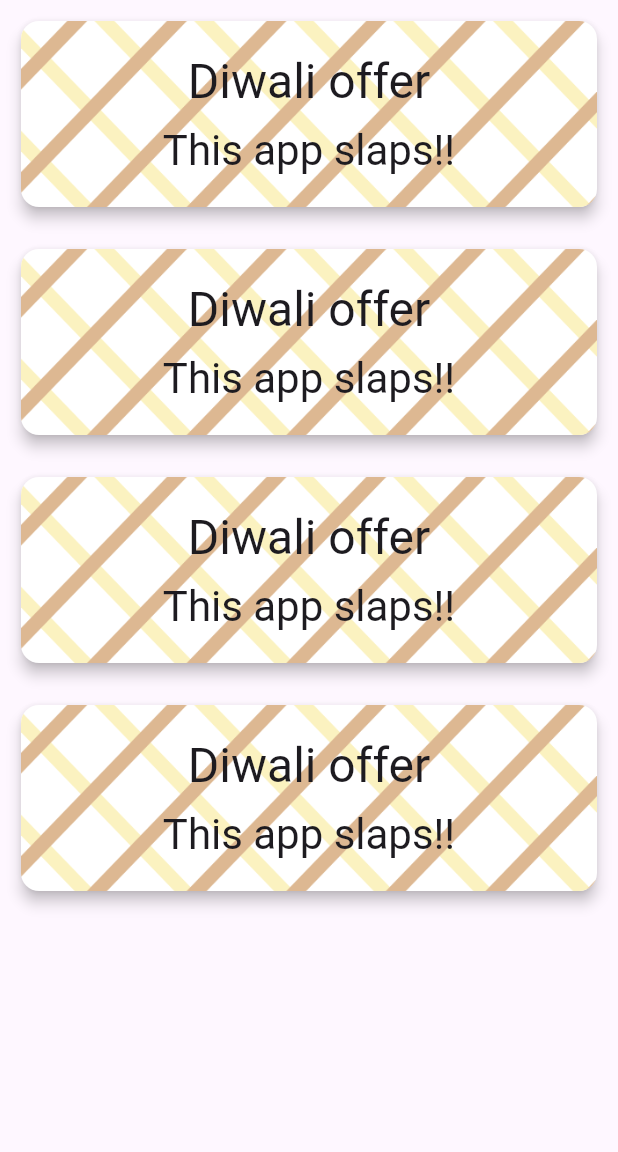
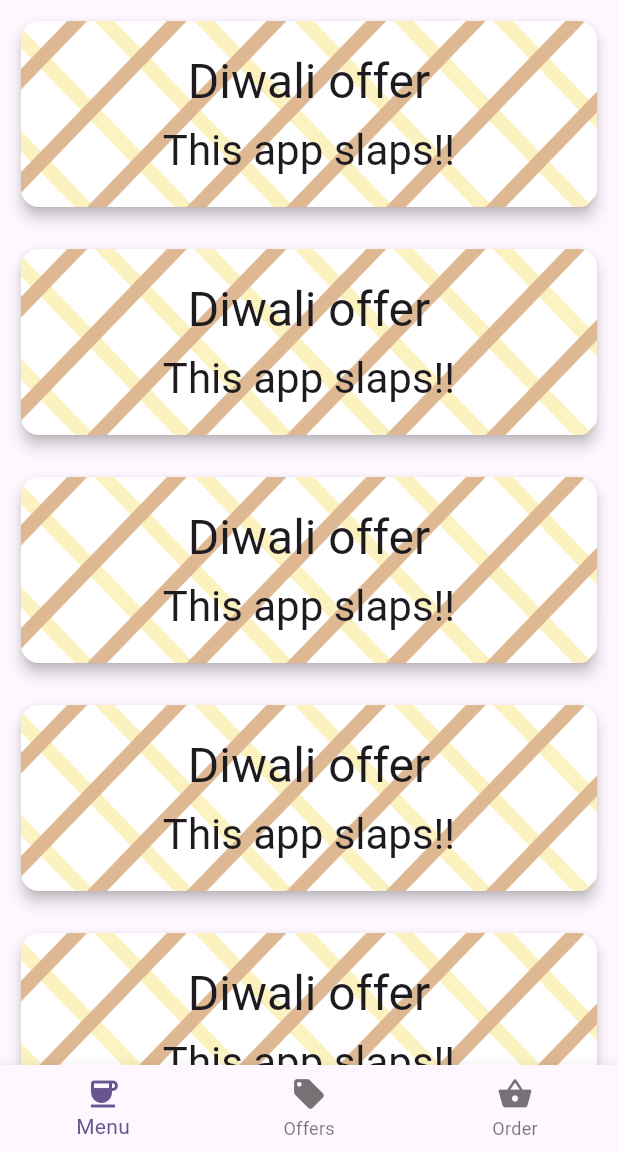
Before and after one commit to avd1729/Coffee-Masters-Flutter, a Flutter app: the screen it shows after launch, on a phone screen of 412 x 824 dp, the part 84-1236 px from its top. Run offline on Flutter 3.47's test engine with Material 3 defaults, Android fonts, the phone set to English and light mode, and no system bars.

Commit message:
Add a bottom nav bar

```diff
--- a/lib/main.dart
+++ b/lib/main.dart
@@ -42,6 +42,11 @@ class _MyHomePageState extends State<MyHomePage> {
         ),
       ),
       body: OffersPage(),
+      bottomNavigationBar: BottomNavigationBar(items: const [
+        BottomNavigationBarItem(label: "Menu", icon: Icon(Icons.coffee)),
+        BottomNavigationBarItem(label: "Offers", icon: Icon(Icons.local_offer)),
+        BottomNavigationBarItem(label: "Order", icon: Icon(Icons.shopping_basket)),
+      ]),
     );
   }
 }
--- a/lib/offerspage.dart
+++ b/lib/offerspage.dart
@@ -5,9 +5,15 @@ class OffersPage extends StatelessWidget {
 
   @override
   Widget build(BuildContext context) {
-    return Column(
+    return ListView(
       children: [
         Offer(
+          title: 'Diwali offer',
+          description: 'This app slaps!!',),
+           Offer(
+          title: 'Diwali offer',
+          description: 'This app slaps!!',),
+           Offer(
           title: 'Diwali offer',
           description: 'This app slaps!!',),
            Offer(
```
